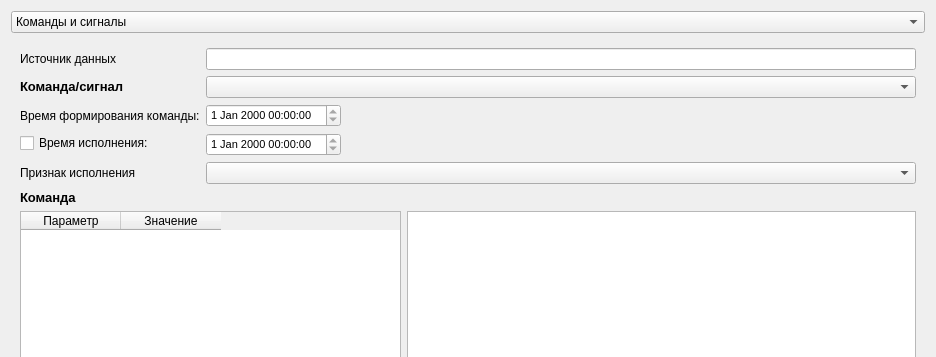
Qt form commandsaddform.ui (rymarchik/InitState) before a commit; both pictures show x 0 to 936 and y 0 to 357 of the 936 by 629 pixel window.
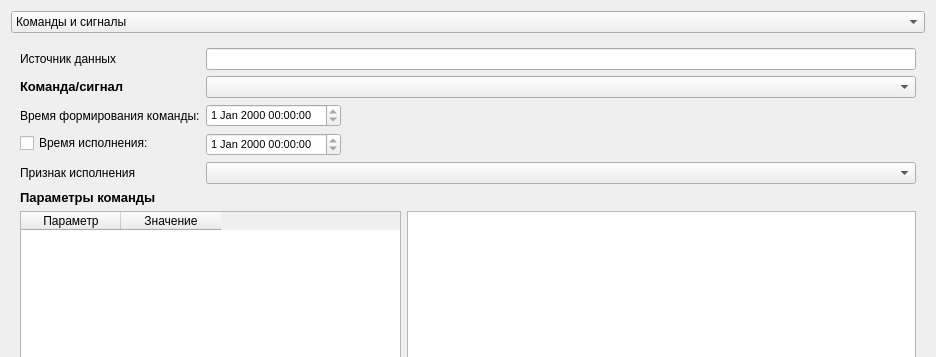
The same form after that commit.

```diff
--- a/commandsaddform.ui
+++ b/commandsaddform.ui
@@ -203,7 +203,7 @@
           </font>
          </property>
          <property name="text">
-          <string>&lt;html&gt;&lt;head/&gt;&lt;body&gt;&lt;p&gt;&lt;span style=&quot; font-size:10pt; font-weight:600;&quot;&gt;Команда&lt;/span&gt;&lt;/p&gt;&lt;/body&gt;&lt;/html&gt;</string>
+          <string>&lt;html&gt;&lt;head/&gt;&lt;body&gt;&lt;p&gt;&lt;span style=&quot; font-size:10pt; font-weight:600;&quot;&gt;Параметры команды&lt;/span&gt;&lt;/p&gt;&lt;/body&gt;&lt;/html&gt;</string>
          </property>
         </widget>
        </item>
```
Left out of the diff: 6 changed lines with no effect on the pictures.
